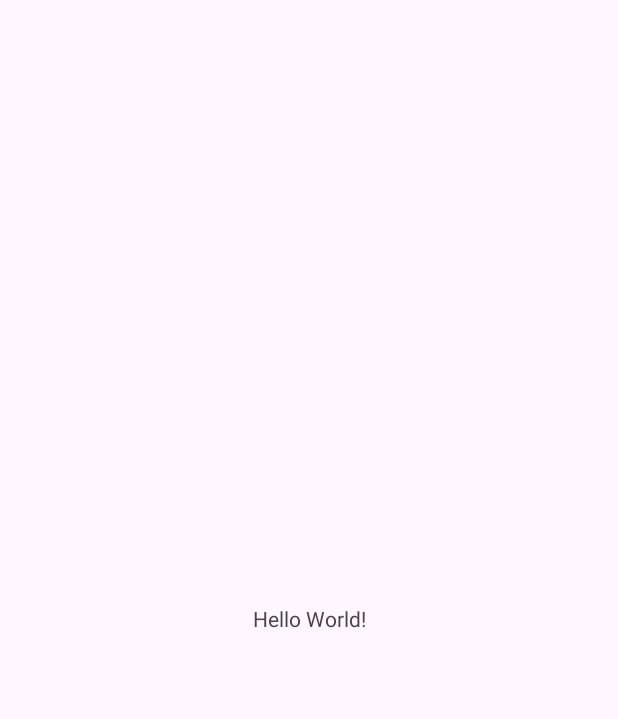
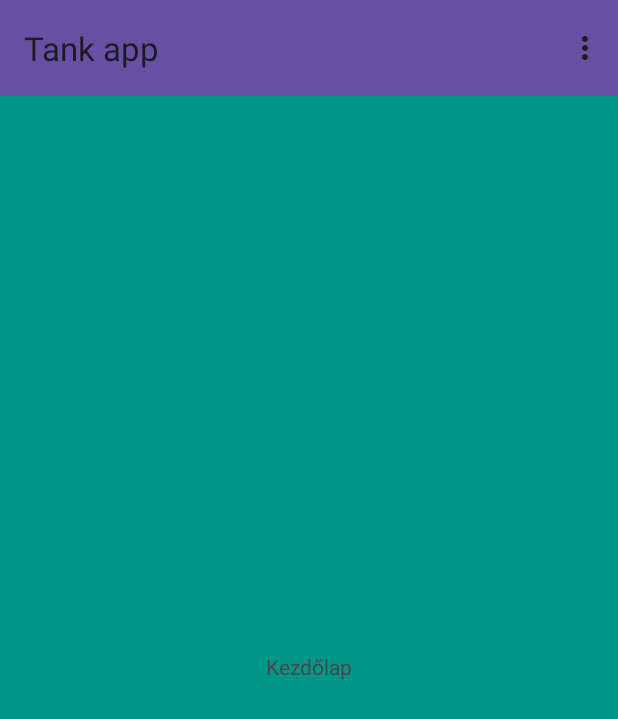
Before and after one commit to badinszky97/android_beadando, an Android app: the screen it shows after launch (MainActivity), on a phone screen of 412 x 824 dp. Before the commit the part shown is almost empty. Shown: the top 719 px of the screen. Run offline under Robolectric (Android 15) with nearby library versions, the phone set to English and light mode, and no system bars.

Commit message:
Menü hozzáadva

```diff
--- /dev/null
+++ b/app/src/main/java/hu/nje/tankolasnyilvantarto/Kezdolap.java
@@ -0,0 +1,32 @@
+package hu.nje.tankolasnyilvantarto;
+
+import android.os.Bundle;
+
+import androidx.fragment.app.Fragment;
+
+import android.view.LayoutInflater;
+import android.view.View;
+import android.view.ViewGroup;
+
+public class Kezdolap extends Fragment {
+
+    public Kezdolap() {
+        // Required empty public constructor
+    }
+
+    public static Kezdolap newInstance(String param1, String param2) {
+        Kezdolap fragment = new Kezdolap();
+        Bundle args = new Bundle();
+        fragment.setArguments(args);
+        return fragment;
+    }
+
+    @Override
+    public View onCreateView(LayoutInflater inflater, ViewGroup container,
+                             Bundle savedInstanceState) {
+        // Inflate the layout for this fragment
+        View view = inflater.inflate(R.layout.fragment_kezdolap, container, false);
+
+        return view;
+    }
+}
--- a/app/src/main/java/hu/nje/tankolasnyilvantarto/MainActivity.java
+++ b/app/src/main/java/hu/nje/tankolasnyilvantarto/MainActivity.java
@@ -1,24 +1,62 @@
 package hu.nje.tankolasnyilvantarto;
 
 import android.os.Bundle;
+import android.view.Menu;
+import android.view.MenuItem;
 
 import androidx.activity.EdgeToEdge;
+import androidx.annotation.NonNull;
 import androidx.appcompat.app.AppCompatActivity;
+import androidx.appcompat.widget.Toolbar;
 import androidx.core.graphics.Insets;
 import androidx.core.view.ViewCompat;
 import androidx.core.view.WindowInsetsCompat;
+import androidx.fragment.app.Fragment;
+import androidx.fragment.app.FragmentManager;
+import androidx.fragment.app.FragmentTransaction;
 
 public class MainActivity extends AppCompatActivity {
 
     @Override
     protected void onCreate(Bundle savedInstanceState) {
         super.onCreate(savedInstanceState);
-        EdgeToEdge.enable(this);
+
         setContentView(R.layout.activity_main);
-        ViewCompat.setOnApplyWindowInsetsListener(findViewById(R.id.main), (v, insets) -> {
-            Insets systemBars = insets.getInsets(WindowInsetsCompat.Type.systemBars());
-            v.setPadding(systemBars.left, systemBars.top, systemBars.right, systemBars.bottom);
-            return insets;
-        });
+        // **************************
+        // toolbar beállítása
+        Toolbar toolbar = findViewById(R.id.toolbar);
+        setSupportActionBar(toolbar);
+        setTitle("Tank app");
+        // **************************
+    }
+    @Override
+    public boolean onCreateOptionsMenu(Menu menu) {
+        getMenuInflater().inflate(R.menu.fomenu, menu);
+        return true;
+    }
+
+    @Override
+    public boolean onOptionsItemSelected(@NonNull MenuItem item) {
+        int id = item.getItemId();
+        if(id == R.id.action_fooldal) {
+            //showMessage("Főoldal");
+            loadFragment(new Kezdolap(), "Fooldal");
+        } else if (id == R.id.action_elozo_tankolasok) {
+            //showMessage("Beállítások");
+            //loadFragment(new Settings_fragment(), "ElozoTankolasok");
+        }else if (id == R.id.action_fogyasztasi_adatok) {
+            //showMessage("Beállítások");
+            //loadFragment(new Categories_fragment(), "FogyasztasiAdatok");
+        }
+
+        return true;
+    }
+
+    private void loadFragment(Fragment fragment, String tag) {
+        FragmentManager fragmentManager = getSupportFragmentManager();
+        FragmentTransaction transaction = fragmentManager.beginTransaction();
+        transaction.replace(R.id.fragmentContainerView, fragment, tag);
+        transaction.addToBackStack(tag);
+        transaction.commit();
     }
 }
--- a/app/src/main/res/layout/activity_main.xml
+++ b/app/src/main/res/layout/activity_main.xml
@@ -7,13 +7,24 @@
     android:layout_height="match_parent"
     tools:context=".MainActivity">
 
-    <TextView
-        android:layout_width="wrap_content"
+    <androidx.appcompat.widget.Toolbar
+        android:id="@+id/toolbar"
+        android:layout_width="0dp"
         android:layout_height="wrap_content"
-        android:text="Hello World!"
-        app:layout_constraintBottom_toBottomOf="parent"
+        android:background="?attr/colorPrimary"
+        android:minHeight="?attr/actionBarSize"
+        android:theme="?attr/actionBarTheme"
         app:layout_constraintEnd_toEndOf="parent"
         app:layout_constraintStart_toStartOf="parent"
         app:layout_constraintTop_toTopOf="parent" />
 
+    <androidx.fragment.app.FragmentContainerView
+        android:id="@+id/fragmentContainerView"
+        android:name="hu.nje.tankolasnyilvantarto.Kezdolap"
+        android:layout_width="0dp"
+        android:layout_height="0dp"
+        app:layout_constraintBottom_toBottomOf="parent"
+        app:layout_constraintEnd_toEndOf="parent"
+        app:layout_constraintStart_toStartOf="parent"
+        app:layout_constraintTop_toBottomOf="@+id/toolbar" />
 </androidx.constraintlayout.widget.ConstraintLayout>
--- a/app/src/main/res/layout/fragment_kezdolap.xml
+++ b/app/src/main/res/layout/fragment_kezdolap.xml
@@ -1,14 +1,20 @@
 <?xml version="1.0" encoding="utf-8"?>
-<FrameLayout xmlns:android="http://schemas.android.com/apk/res/android"
+<androidx.constraintlayout.widget.ConstraintLayout xmlns:android="http://schemas.android.com/apk/res/android"
+    xmlns:app="http://schemas.android.com/apk/res-auto"
     xmlns:tools="http://schemas.android.com/tools"
+    android:id="@+id/frameLayout"
     android:layout_width="match_parent"
     android:layout_height="match_parent"
+    android:background="#009688"
     tools:context=".Kezdolap">
 
-    <!-- TODO: Update blank fragment layout -->
     <TextView
-        android:layout_width="match_parent"
-        android:layout_height="match_parent"
-        android:text="@string/hello_blank_fragment" />
-
-</FrameLayout>
+        android:id="@+id/textView"
+        android:layout_width="wrap_content"
+        android:layout_height="wrap_content"
+        android:text="Kezdőlap"
+        app:layout_constraintBottom_toBottomOf="parent"
+        app:layout_constraintEnd_toEndOf="parent"
+        app:layout_constraintStart_toStartOf="parent"
+        app:layout_constraintTop_toTopOf="parent" />
+</androidx.constraintlayout.widget.ConstraintLayout>
--- /dev/null
+++ b/app/src/main/res/menu/fomenu.xml
@@ -0,0 +1,17 @@
+<?xml version="1.0" encoding="utf-8"?>
+<menu xmlns:android="http://schemas.android.com/apk/res/android"
+    xmlns:app="http://schemas.android.com/apk/res-auto"
+    xmlns:tools="http://schemas.android.com/tools">
+
+    <item android:id="@+id/action_fooldal"
+        android:title="Főoldal"
+        app:showAsAction="never" />
+
+    <item android:id="@+id/action_elozo_tankolasok"
+        android:title="Előző tankolások"
+        app:showAsAction="never" />
+
+    <item android:id="@+id/action_fogyasztasi_adatok"
+        android:title="Fogyasztási adatok"
+        app:showAsAction="never" />
+</menu>
```
